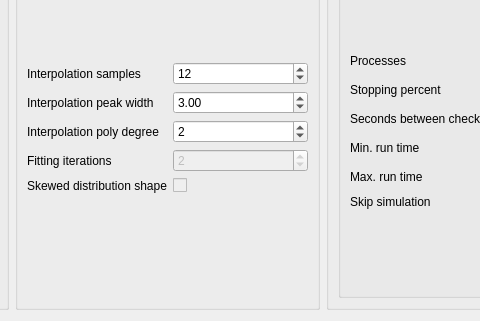
First picture: the form in ui_files/ui_optimization_linear_recoil_params.ui, repository JYU-IBA/potku, before the edit; both pictures show x 306 to 786 and y 82 to 403 of the 947 by 403 pixel window.
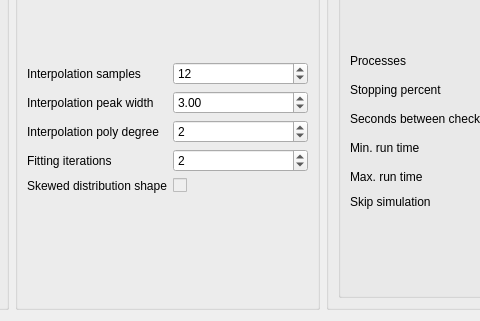
Second picture: the form after the edit.

The edit to the form file:
```diff
--- a/ui_files/ui_optimization_linear_recoil_params.ui
+++ b/ui_files/ui_optimization_linear_recoil_params.ui
@@ -271,9 +271,6 @@
           </item>
           <item row="3" column="1">
            <widget class="QSpinBox" name="fittingIterationCountSpinBox">
-            <property name="enabled">
-             <bool>false</bool>
-            </property>
             <property name="toolTip">
              <string>Number of fitting iterations</string>
             </property>
```
Left out of the diff: 2 changed lines with no effect on the pictures.
